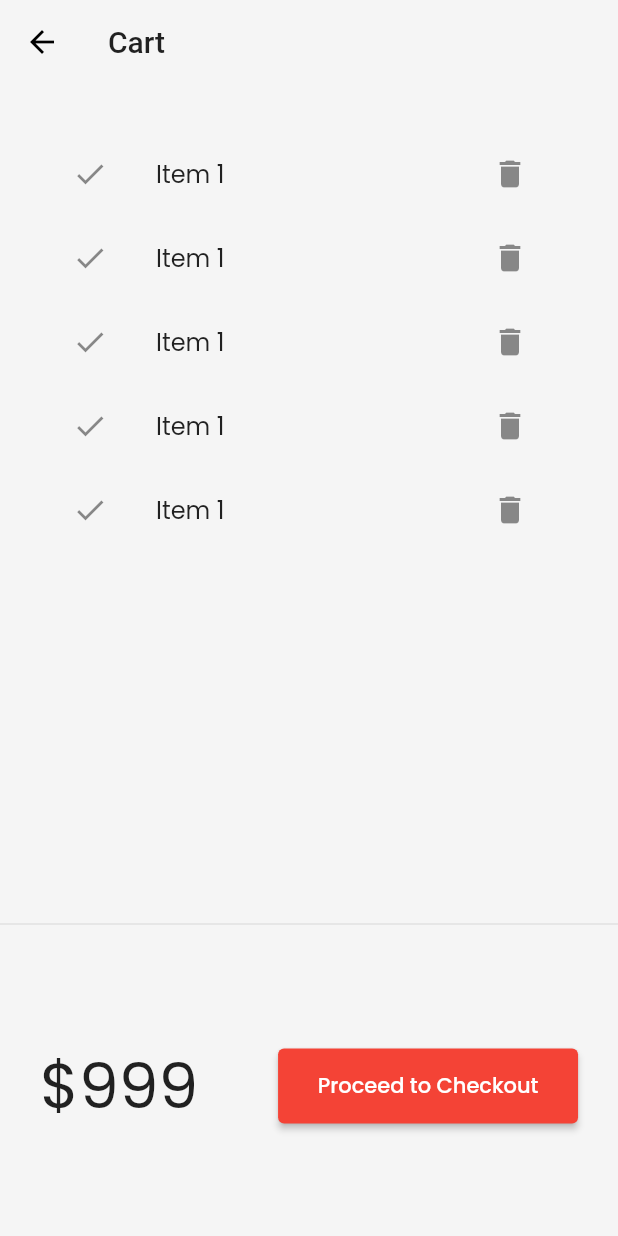
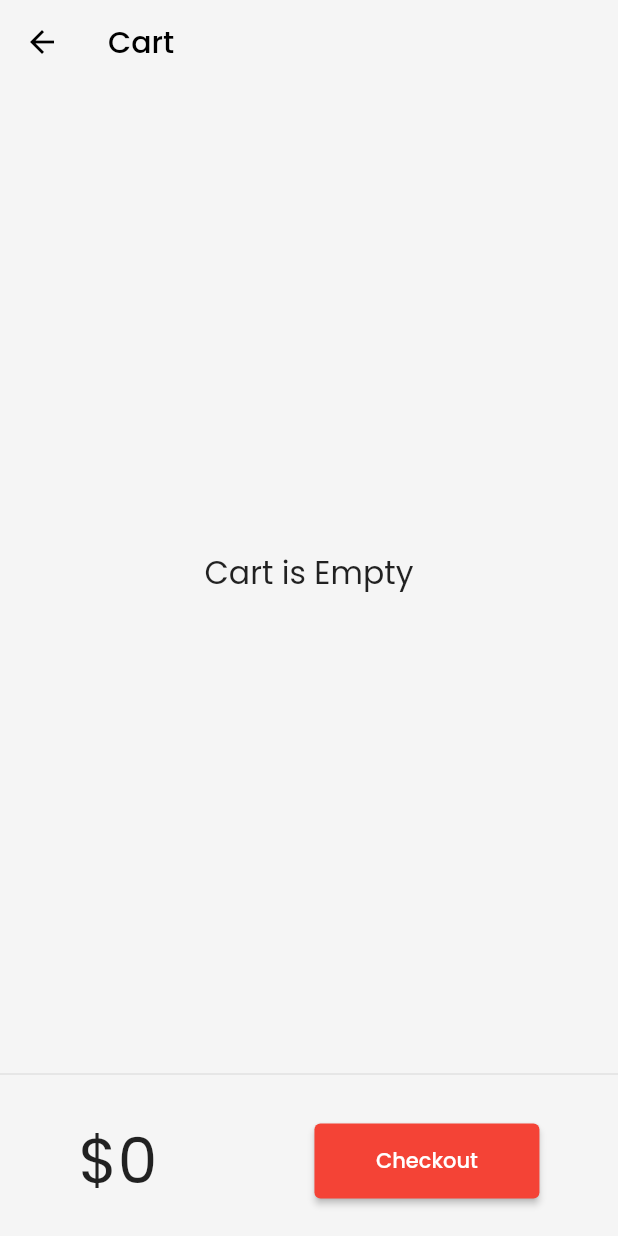
Before and after one commit to codersangam/thirtydays_flutter, a Flutter app: the screen it shows after launch, on a phone screen of 412 x 824 dp. Run offline on Flutter 3.47's test engine with Material 2 defaults, Android fonts, the phone set to English and light mode, and no system bars; drawn by our look-alikes of velocity_x; our stand-ins replace google_fonts.

Commit message:
day24 completed

```diff
--- /dev/null
+++ b/lib/core/my_store.dart
@@ -0,0 +1,14 @@
+import 'package:thirtydays_flutter/models/cart.dart';
+import 'package:thirtydays_flutter/models/catalog.dart';
+import 'package:velocity_x/velocity_x.dart';
+
+class MyStore extends VxStore {
+  CatalogModel? catalog;
+  CartModel? cart;
+
+  MyStore() {
+    catalog = CatalogModel();
+    cart = CartModel();
+    cart!.catalog = catalog!;
+  }
+}
--- a/lib/main.dart
+++ b/lib/main.dart
@@ -1,12 +1,14 @@
 import 'package:flutter/material.dart';
+import 'package:thirtydays_flutter/core/my_store.dart';
 import 'package:thirtydays_flutter/screens/cart_screen.dart';
 import 'package:thirtydays_flutter/screens/home_screen.dart';
 import 'package:thirtydays_flutter/screens/login.dart';
 import 'package:thirtydays_flutter/utils/routes.dart';
 import 'package:thirtydays_flutter/widgets/themes.dart';
+import 'package:velocity_x/velocity_x.dart';
 
 void main(List<String> args) {
-  runApp(MyApp());
+  runApp(VxState(store: MyStore(), child: MyApp()));
 }
 
 // ignore: must_be_immutable
@@ -21,7 +23,7 @@ class MyApp extends StatelessWidget {
 
       initialRoute: MyRoutes.cartRoute,
       routes: {
-        "/": (context) => LoginScreen(),
+        "/": (context) => HomeScreen(),
         MyRoutes.homeRoute: (context) => HomeScreen(),
         MyRoutes.loginRoute: (context) => LoginScreen(),
         MyRoutes.cartRoute: (context) => CartScreen(),
--- a/lib/models/cart.dart
+++ b/lib/models/cart.dart
@@ -1,4 +1,6 @@
+import 'package:thirtydays_flutter/core/my_store.dart';
 import 'package:thirtydays_flutter/models/catalog.dart';
+import 'package:velocity_x/velocity_x.dart';
 
 class CartModel {
   late CatalogModel _catalog;
@@ -33,3 +35,21 @@ class CartModel {
     _itemIds.remove(item.id);
   }
 }
+
+class AddMutation extends VxMutation<MyStore> {
+  final Item item;
+  AddMutation(this.item);
+  @override
+  perform() {
+    store!.cart!._itemIds.add(item.id);
+  }
+}
+
+class RemoveMutation extends VxMutation<MyStore> {
+  final Item item;
+  RemoveMutation(this.item);
+  @override
+  perform() {
+    store!.cart!._itemIds.remove(item.id);
+  }
+}
--- a/lib/models/catalog.dart
+++ b/lib/models/catalog.dart
@@ -1,19 +1,9 @@
 class CatalogModel {
-  static List<Item> items = [
-    Item(
-        id: 1,
-        name: "iPhone 12 Pro",
-        desc: "Apple iPhone 12th generation",
-        price: 999,
-        color: "#33505a",
-        image:
-            "https://encrypted-tbn0.gstatic.com/images?q=tbn:ANd9GcRISJ6msIu4AU9_M9ZnJVQVFmfuhfyJjEtbUm3ZK11_8IV9TV25-1uM5wHjiFNwKy99w0mR5Hk&usqp=CAc")
-  ];
+  static List<Item>? items;
+  Item getById(int id) =>
+      items!.firstWhere((element) => element.id == id, orElse: null);
 
-  Item getById(int id) =>
-      items.firstWhere((element) => element.id == id, orElse: null);
-
-  Item getByPosition(int pos) => items[pos];
+  Item getByPosition(int pos) => items![pos];
 }
 
 class Item {
--- a/lib/screens/cart_screen.dart
+++ b/lib/screens/cart_screen.dart
@@ -1,4 +1,6 @@
 import 'package:flutter/material.dart';
+import 'package:thirtydays_flutter/core/my_store.dart';
+import 'package:thirtydays_flutter/models/cart.dart';
 import 'package:velocity_x/velocity_x.dart';
 
 class CartScreen extends StatelessWidget {
@@ -9,9 +11,10 @@ class CartScreen extends StatelessWidget {
     return Scaffold(
       appBar: AppBar(
         backgroundColor: Colors.transparent,
-        title: "Cart".text.make(),
+        title: "Cart".text.color(Colors.black).make(),
       ),
       body: Column(
+        mainAxisAlignment: MainAxisAlignment.spaceAround,
         children: [
           _CartList().p32().expand(),
           Divider(),
@@ -27,44 +30,54 @@ class _CartTotal extends StatelessWidget {
 
   @override
   Widget build(BuildContext context) {
+    final CartModel? _cart = (VxState.store as MyStore).cart;
     return SizedBox(
-      height: 200,
+      height: 100,
       child: Row(
         mainAxisAlignment: MainAxisAlignment.spaceAround,
         children: [
-          "\$999".text.xl5.make(),
+          VxConsumer(
+            builder: (context, _, status) {
+              return "\$${_cart!.totalPrice}".text.xl5.make();
+            },
+            mutations: {RemoveMutation},
+            notifications: {},
+          ),
           ElevatedButton(
             style: ButtonStyle(
                 backgroundColor:
-                    MaterialStateProperty.all(context.theme.buttonColor)),
+                    MaterialStateProperty.all(context.theme.primaryColor)),
             onPressed: () {
               ScaffoldMessenger.of(context).showSnackBar(
                   SnackBar(content: "Checkout Not Supported Yet".text.make()));
             },
-            child: Text("Proceed to Checkout"),
-          ).wh(200, 50)
+            child: Text("Checkout"),
+          ).wh(150, 50)
         ],
       ),
     );
   }
 }
 
-class _CartList extends StatefulWidget {
-  const _CartList({Key? key}) : super(key: key);
-
-  @override
-  __CartListState createState() => __CartListState();
-}
-
-class __CartListState extends State<_CartList> {
+class _CartList extends StatelessWidget {
   @override
   Widget build(BuildContext context) {
-    return ListView.builder(
-        itemCount: 5,
-        itemBuilder: (context, index) => ListTile(
+    VxState.watch(context, on: [RemoveMutation]);
+    final CartModel? _cart = (VxState.store as MyStore).cart;
+    return _cart!.items.isEmpty
+        ? 'Cart is Empty'.text.xl2.makeCentered()
+        : ListView.builder(
+            itemCount: _cart.items.length,
+            itemBuilder: (context, index) => ListTile(
               leading: Icon(Icons.done),
-              title: "Item 1".text.make(),
-              trailing: IconButton(onPressed: () {}, icon: Icon(Icons.delete)),
-            ));
+              title: _cart.items[index].name.text.make(),
+              trailing: IconButton(
+                onPressed: () {
+                  RemoveMutation(_cart.items[index]);
+                },
+                icon: Icon(Icons.delete),
+              ),
+            ),
+          );
   }
 }
--- a/lib/screens/home_detail_screen.dart
+++ b/lib/screens/home_detail_screen.dart
@@ -28,7 +28,7 @@ class HomeDetailsScreen extends StatelessWidget {
               child: "Add to Cart".text.xl.make(),
               style: ButtonStyle(
                   backgroundColor:
-                      MaterialStateProperty.all(context.theme.buttonColor),
+                      MaterialStateProperty.all(context.theme.primaryColor),
                   shape: MaterialStateProperty.all(StadiumBorder())),
             ).wh(150, 50)
           ],
--- a/lib/screens/home_screen.dart
+++ b/lib/screens/home_screen.dart
@@ -51,7 +51,7 @@ class _HomeScreenState extends State<HomeScreen> {
           onPressed: () {
             Navigator.pushNamed(context, MyRoutes.cartRoute);
           },
-          backgroundColor: context.theme.buttonColor,
+          backgroundColor: context.theme.primaryColor,
           child: Icon(
             CupertinoIcons.cart,
             color: Colors.white,
@@ -65,7 +65,8 @@ class _HomeScreenState extends State<HomeScreen> {
               children: [
                 CatalogHeader(),
                 // ignore: unnecessary_null_comparison
-                if (CatalogModel.items != null && CatalogModel.items.isNotEmpty)
+                if (CatalogModel.items != null &&
+                    CatalogModel.items!.isNotEmpty)
                   CatalogList().py16().expand()
                 else
                   Center(
--- a/lib/screens/login.dart
+++ b/lib/screens/login.dart
@@ -89,7 +89,7 @@ class _LoginScreenState extends State<LoginScreen> {
                           child: ElevatedButton(
                             style: ButtonStyle(
                                 backgroundColor: MaterialStateProperty.all(
-                                    context.theme.buttonColor)),
+                                    context.theme.primaryColor)),
                             onPressed: () => moveToHome(context),
                             child: Text("Sign in"),
                           ),
--- a/lib/widgets/themes.dart
+++ b/lib/widgets/themes.dart
@@ -7,22 +7,22 @@ class MyTheme {
       primarySwatch: Colors.red,
       cardColor: Colors.white,
       canvasColor: cream,
-      buttonColor: Colors.red,
-      accentColor: Colors.black,
+      primaryColor: Colors.red,
+      focusColor: Colors.black,
       fontFamily: GoogleFonts.poppins().fontFamily,
       appBarTheme: AppBarTheme(
         backgroundColor: Colors.white,
         elevation: 0.0,
         iconTheme: IconThemeData(color: Colors.black),
-        textTheme: Theme.of(context).textTheme,
+        // toolbarTextStyle: Theme.of(context).textTheme,
       ));
 
   static ThemeData darkTheme(BuildContext context) => ThemeData(
       brightness: Brightness.dark,
       cardColor: Colors.black,
       canvasColor: darkCream,
-      buttonColor: lightPruple,
-      accentColor: Colors.white,
+      primaryColor: lightPruple,
+      focusColor: Colors.white,
       fontFamily: GoogleFonts.poppins().fontFamily,
       appBarTheme: AppBarTheme(
         backgroundColor: Colors.white,
```
Also changed, not shown: lib/widgets/home_widgets/add_to_cart.dart (added, +32 -0 lines), lib/widgets/home_widgets/catalog_list.dart (+6 -9 lines), pubspec.lock.
